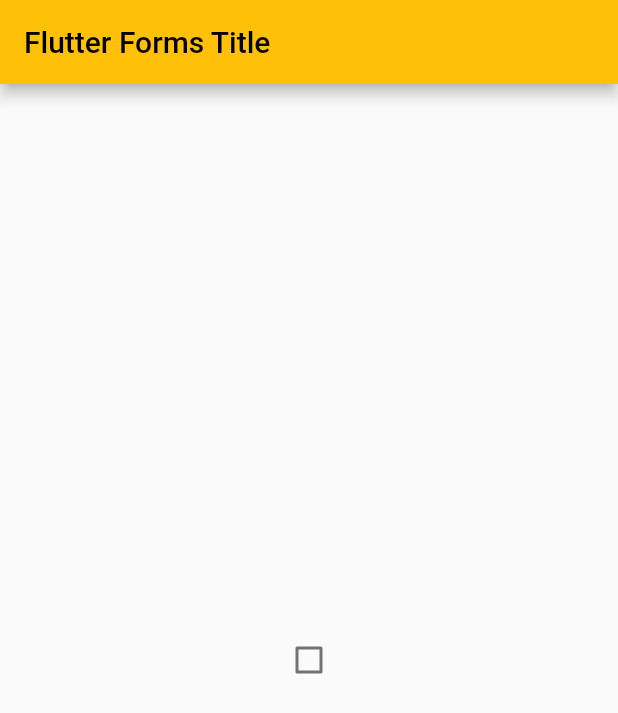
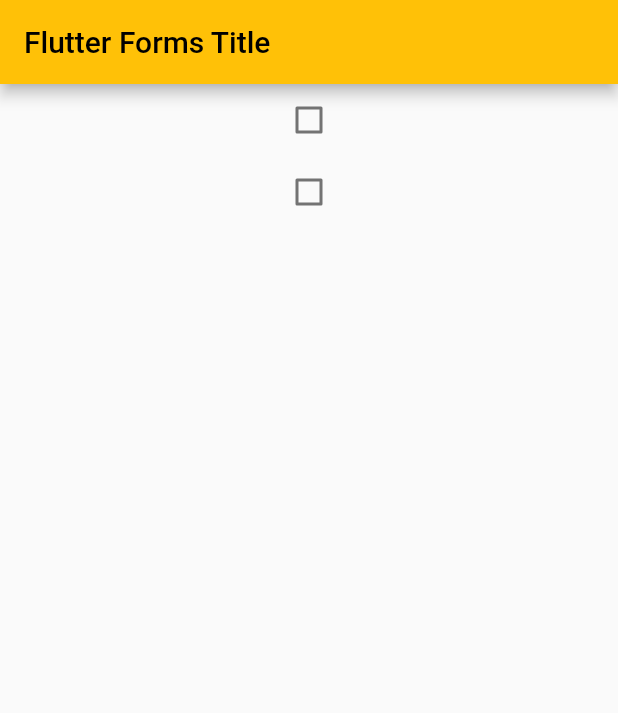
Before and after one commit to ozgursarikamis/flutter_forms, a Flutter app: the screen it shows after launch, on a phone screen of 412 x 824 dp. Shown: the top 713 px of the screen. Run offline on Flutter 3.47's test engine with Material 2 defaults, Android fonts, the phone set to English and light mode, and no system bars.

Commit message:
checkbox array

```diff
--- a/lib/widgets/checkbox_input.dart
+++ b/lib/widgets/checkbox_input.dart
@@ -8,8 +8,14 @@
 }
 
 class _CheckboxInputState extends State<CheckboxInput> {
+
   @override
   Widget build(BuildContext context) {
-    return Checkbox(value: false, onChanged: (bool? value) { print(value); },);
+    return Column(
+      children: [
+        Checkbox(value: false, onChanged: (bool? value) { print(value); },),
+        Checkbox(value: false, onChanged: (bool? value) { print(value); },),
+      ],
+    );
   }
 }
```
